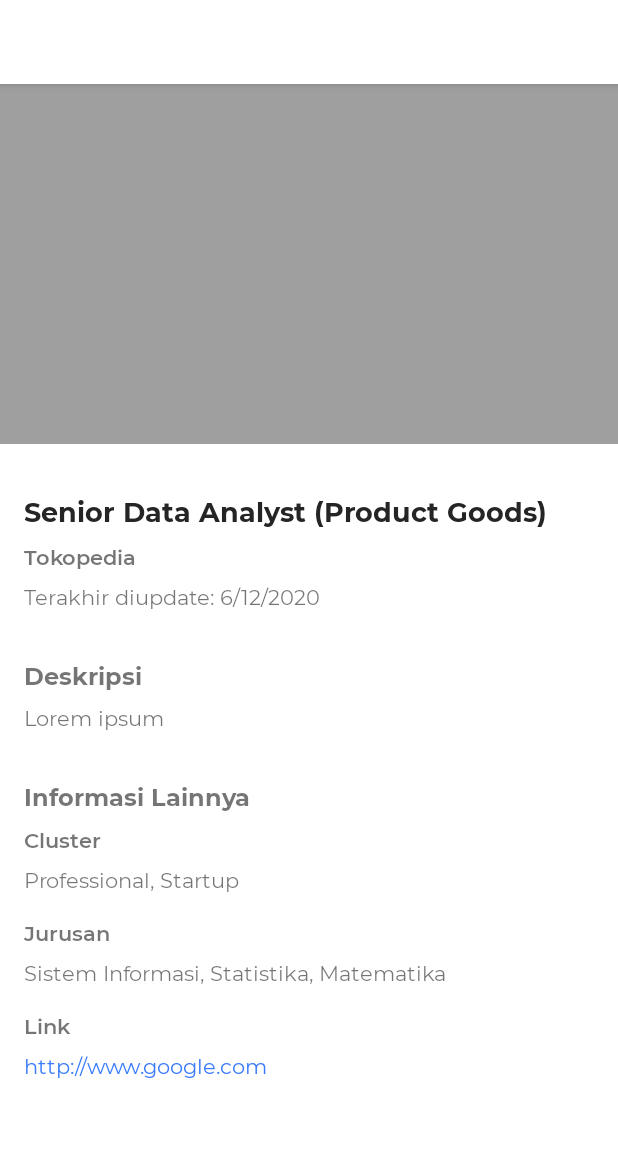
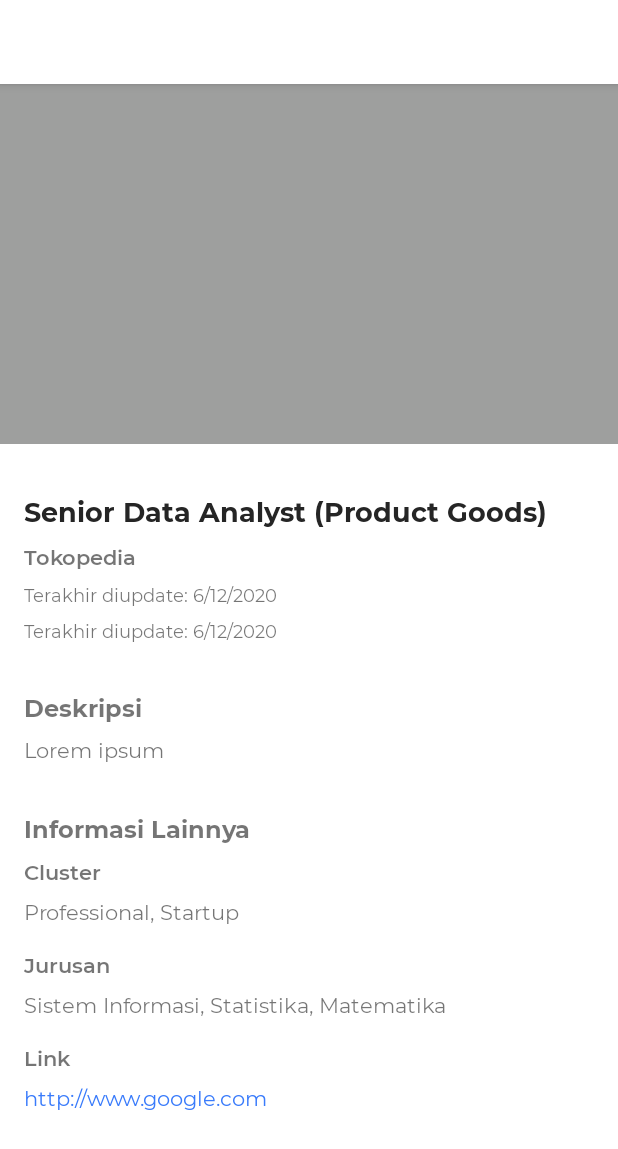
Before and after one commit to affand20/alumnifstku-app, an Android app: the layout fragment_detail_loker.xml on its own in the app's theme, with its tools: preview values and no code run, on a phone screen of 412 x 824 dp. Shown: the top 1149 px of the screen. Run offline under Robolectric (Android 15) with nearby library versions, the phone set to English and light mode, and no system bars.

Commit message:
add deadline info in loker

```diff
--- a/app/src/main/java/id/trydev/alumnifstku/ui/loker/LokerActivity.kt
+++ b/app/src/main/java/id/trydev/alumnifstku/ui/loker/LokerActivity.kt
@@ -110,7 +110,7 @@ class LokerActivity : AppCompatActivity() {
             val dialog = BottomSheetDialog(this)
             dialog.setContentView(bindDialog.root)
 
-            bindDialog.toolbar.title = "Filter Loker"
+            bindDialog.toolbar.title = "Filter"
             bindDialog.toolbar.navigationIcon = ContextCompat.getDrawable(this, R.drawable.ic_round_close_24)
             bindDialog.toolbar.setNavigationOnClickListener {
                 dialog.dismiss()
--- a/app/src/main/res/layout/fragment_detail_loker.xml
+++ b/app/src/main/res/layout/fragment_detail_loker.xml
@@ -77,11 +77,26 @@
                 android:layout_height="wrap_content"
                 android:layout_marginStart="16dp"
                 android:layout_marginTop="8dp"
+                android:textSize="12sp"
                 android:layout_marginEnd="16dp"
                 android:fontFamily="@font/montserrat_regular"
                 app:layout_constraintEnd_toEndOf="parent"
                 app:layout_constraintStart_toStartOf="parent"
                 app:layout_constraintTop_toBottomOf="@+id/tv_detail_loker_company"
+                tools:text="Terakhir diupdate: 6/12/2020" />
+
+            <TextView
+                android:id="@+id/tv_detail_loker_deadline"
+                android:layout_width="0dp"
+                android:layout_height="wrap_content"
+                android:layout_marginStart="16dp"
+                android:layout_marginTop="8dp"
+                android:textSize="12sp"
+                android:layout_marginEnd="16dp"
+                android:fontFamily="@font/montserrat_regular"
+                app:layout_constraintEnd_toEndOf="parent"
+                app:layout_constraintStart_toStartOf="parent"
+                app:layout_constraintTop_toBottomOf="@+id/tv_detail_loker_update"
                 tools:text="Terakhir diupdate: 6/12/2020" />
 
             <TextView
@@ -97,7 +112,7 @@
                 app:layout_constraintEnd_toEndOf="parent"
                 app:layout_constraintHorizontal_bias="0.498"
                 app:layout_constraintStart_toStartOf="parent"
-                app:layout_constraintTop_toBottomOf="@+id/tv_detail_loker_update" />
+                app:layout_constraintTop_toBottomOf="@+id/tv_detail_loker_deadline" />
 
             <TextView
                 android:id="@+id/tv_detail_description"
```
Also changed, not shown: app/src/main/java/id/trydev/alumnifstku/adapter/LokerAdapter.kt (+11 -4 lines), app/src/main/java/id/trydev/alumnifstku/model/Loker.kt (+5 -2 lines), app/src/main/java/id/trydev/alumnifstku/ui/loker/detail/DetailFragmentLoker.kt (+16 -5 lines), app/src/main/res/layout/item_loker.xml (+14 -0 lines).
